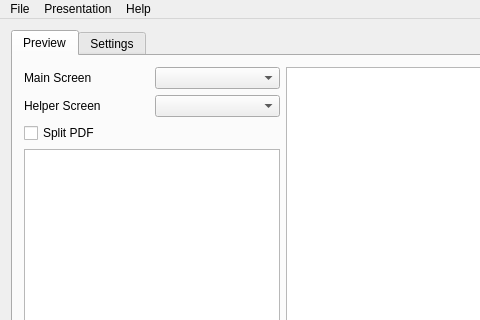
MrHase/Presentation, file mainwindow.ui: the form before one commit; both pictures show x 0 to 480 and y 0 to 320 of the 834 by 532 pixel window.
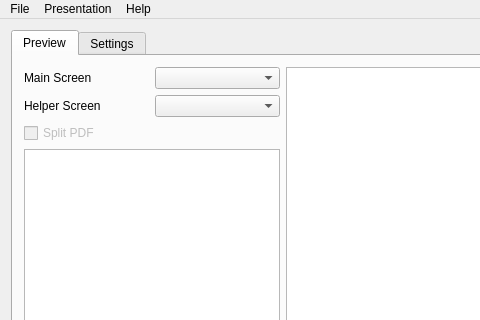
The form after the commit.

What changed in the file:
```diff
--- a/mainwindow.ui
+++ b/mainwindow.ui
@@ -62,6 +62,9 @@
             </item>
             <item>
              <widget class="QCheckBox" name="cb_splitPDF">
+              <property name="enabled">
+               <bool>false</bool>
+              </property>
               <property name="text">
                <string>Split PDF</string>
               </property>
```
Left out of the diff: 2 changed lines with no effect on the pictures.
